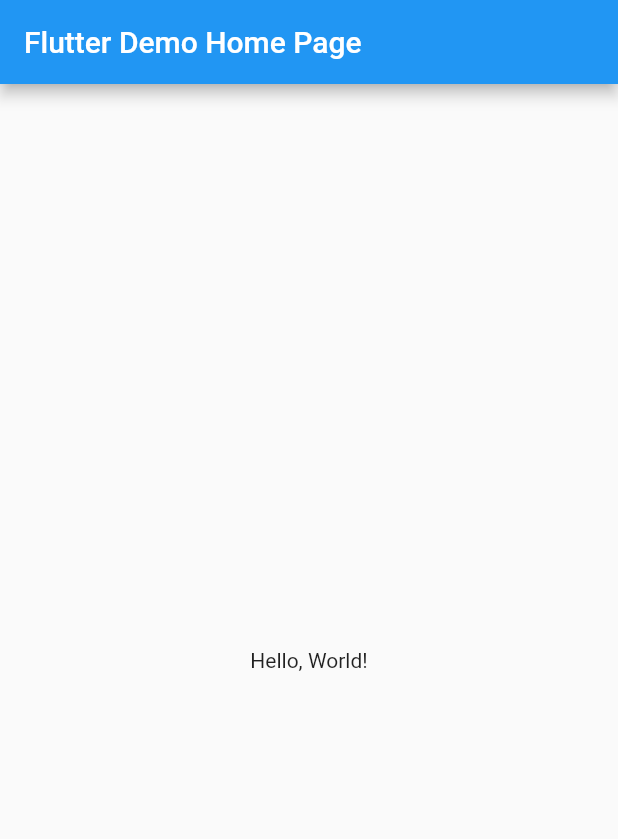
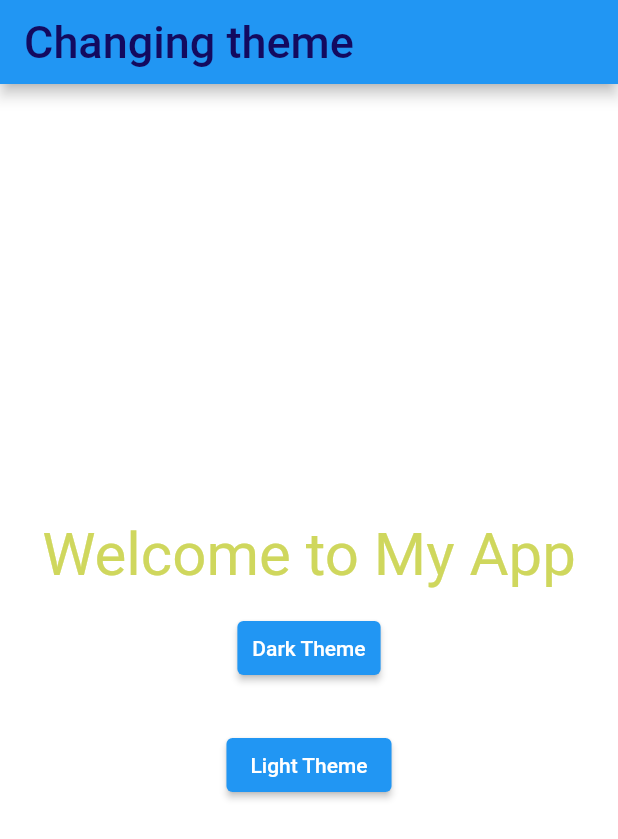
Before and after one commit to krishundre/flutter_codes, a Flutter app: the screen it shows after launch, on a phone screen of 412 x 824 dp. Shown: the top 839 px of the screen. Run offline on Flutter 3.47's test engine with Material 2 defaults, Android fonts, the phone set to English and light mode, and no system bars.

Commit message:
temp_commit

```diff
--- a/lib/main.dart
+++ b/lib/main.dart
@@ -1,41 +1,65 @@
+// Create a basic screen in flutter which will display a welcome message and will have 2 buttons for the light and dark mode.Clicking on those 2 buttons will change the theme
 import 'package:flutter/material.dart';
 
 void main() => runApp(MyApp());
 
 class MyApp extends StatelessWidget {
-  // This widget is the root of your application.
   @override
   Widget build(BuildContext context) {
     return MaterialApp(
-      // Application name
-      title: 'Flutter Hello World',
-      // Application theme data, you can set the colors for the application as
-      // you want
-      theme: ThemeData(
-        primarySwatch: Colors.blue,
-      ),
-      // A widget which will be started on application startup
-      home: MyHomePage(title: 'Flutter Demo Home Page'),
+      title: 'Light/Dark Theme',
+      theme: ThemeData.light(),
+      home: MyHomePage(),
     );
   }
 }
 
-class MyHomePage extends StatelessWidget {
-  final String title;
-  const MyHomePage({Key? key, required this.title}) : super(key: key);
+class MyHomePage extends StatefulWidget {
+  @override
+  _MyHomePageState createState() => _MyHomePageState();
+}
 
+class _MyHomePageState extends State<MyHomePage> {
+  bool click = true;
   @override
   Widget build(BuildContext context) {
     return Scaffold(
-      appBar: AppBar(
-        // The title text which will be shown on the action bar
-        title: Text(title),
-      ),
-      body: Center(
-        child: Text(
-          'Hello, World!',
-        ),
-      ),
-    );
+        backgroundColor: (click == false) ? Colors.black : Colors.white,
+        appBar: AppBar(
+            title: Text('Changing theme',
+                style: TextStyle(color: Color(0xff130a5f), fontSize: 30))),
+        body: Center(
+            child: Column(
+          mainAxisAlignment: MainAxisAlignment.center,
+          children: [
+            Text('Welcome to My App',
+                style: TextStyle(color: Color(0xffcfd75d), fontSize: 40)),
+            SizedBox(
+              height: 15,
+            ),
+            ElevatedButton(
+              onPressed: () {
+                setState(() {
+                  click = false;
+                  print('dark mode');
+                });
+              },
+              child: Text('Dark Theme'),
+              style:
+                  ElevatedButton.styleFrom(padding: const EdgeInsets.all(10)),
+            ),
+            SizedBox(
+              height: 30,
+            ),
+            ElevatedButton(
+                onPressed: () {
+                  setState(() {
+                    click = true;
+                    print('light');
+                  });
+                },
+                child: Text('Light Theme'))
+          ], //children
+        )));
   }
 }
```
